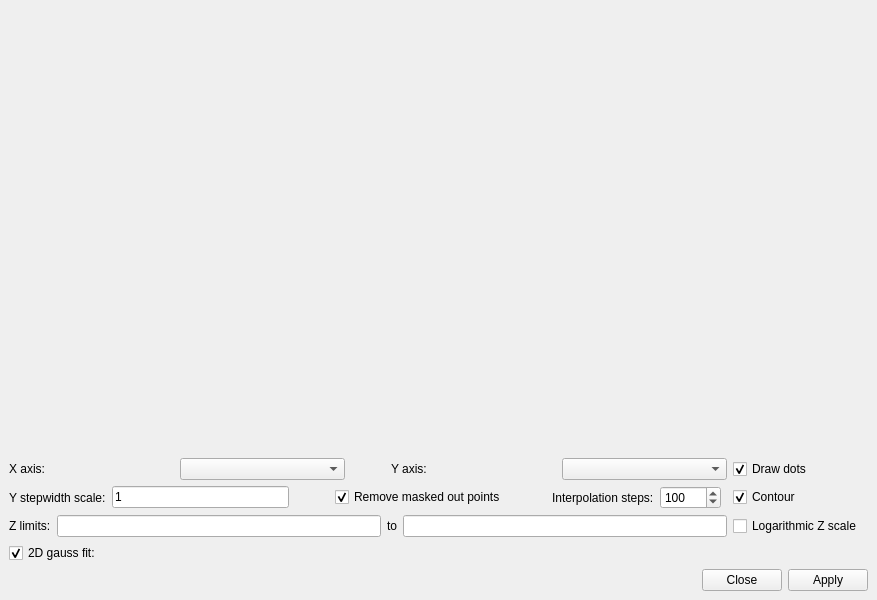
Before: the Qt Designer form ufit/gui/mapping.ui in McStasMcXtrace/ufit, drawn with Qt 5.
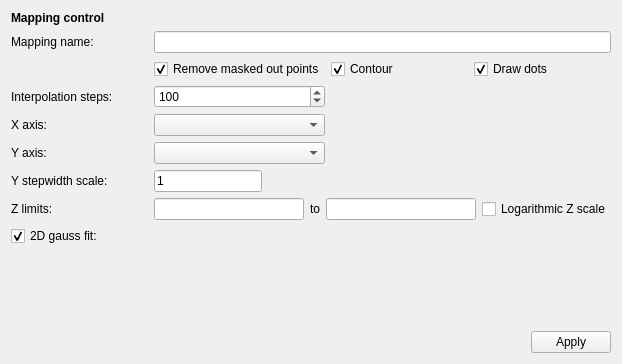
After: the same form once the commit is applied.

Commit message: Update save version to 2. Allow different types of panels in the list of "datasets", now "items". Add mappings inline and save them in the session.

Diff of the .ui file:
```diff
--- a/ufit/gui/mapping.ui
+++ b/ufit/gui/mapping.ui
@@ -1,117 +1,61 @@
 <?xml version="1.0" encoding="UTF-8"?>
 <ui version="4.0">
- <class>MainWindow</class>
- <widget class="QMainWindow" name="MainWindow">
+ <class>Widget</class>
+ <widget class="QWidget" name="Widget">
   <property name="geometry">
    <rect>
     <x>0</x>
     <y>0</y>
-    <width>877</width>
-    <height>600</height>
+    <width>622</width>
+    <height>364</height>
    </rect>
   </property>
   <property name="windowTitle">
    <string>ufit mapping</string>
   </property>
-  <widget class="QWidget" name="centralwidget">
+  <layout class="QVBoxLayout" name="verticalLayout">
+   <item>
    <layout class="QGridLayout" name="gridLayout">
-    <item row="0" column="0" colspan="4">
-     <widget class="QFrame" name="plotFrame">
+     <item row="3" column="0">
+      <widget class="QLabel" name="label_4">
+       <property name="text">
+        <string>Interpolation steps:</string>
+       </property>
+      </widget>
+     </item>
+     <item row="1" column="0">
+      <widget class="QLabel" name="label_7">
+       <property name="text">
+        <string>Mapping name:</string>
+       </property>
+      </widget>
+     </item>
+     <item row="8" column="0" colspan="2">
+      <widget class="QCheckBox" name="fitBox">
       <property name="sizePolicy">
-       <sizepolicy hsizetype="Preferred" vsizetype="Preferred">
+        <sizepolicy hsizetype="Fixed" vsizetype="Fixed">
         <horstretch>0</horstretch>
-        <verstretch>1</verstretch>
-       </sizepolicy>
-      </property>
-      <property name="frameShape">
-       <enum>QFrame::NoFrame</enum>
-      </property>
-      <property name="frameShadow">
-       <enum>QFrame::Plain</enum>
+         <verstretch>0</verstretch>
+        </sizepolicy>
+       </property>
+       <property name="text">
+        <string>2D gauss fit:</string>
+       </property>
+       <property name="checked">
+        <bool>true</bool>
       </property>
      </widget>
     </item>
-    <item row="5" column="0" colspan="4">
-     <widget class="QDialogButtonBox" name="buttonBox">
-      <property name="orientation">
-       <enum>Qt::Horizontal</enum>
-      </property>
-      <property name="standardButtons">
-       <set>QDialogButtonBox::Apply|QDialogButtonBox::Close</set>
-      </property>
-     </widget>
-    </item>
-    <item row="1" column="0" colspan="2">
-     <layout class="QHBoxLayout" name="horizontalLayout">
-      <item>
+     <item row="4" column="0">
        <widget class="QLabel" name="label">
         <property name="text">
          <string>X axis:</string>
         </property>
        </widget>
       </item>
-      <item>
-       <widget class="QComboBox" name="xaxisBox"/>
-      </item>
-      <item>
-       <spacer name="horizontalSpacer">
-        <property name="orientation">
-         <enum>Qt::Horizontal</enum>
-        </property>
-        <property name="sizeType">
-         <enum>QSizePolicy::Fixed</enum>
-        </property>
-        <property name="sizeHint" stdset="0">
-         <size>
-          <width>40</width>
-          <height>20</height>
-         </size>
-        </property>
-       </spacer>
-      </item>
-      <item>
-       <widget class="QLabel" name="label_2">
-        <property name="text">
-         <string>Y axis:</string>
-        </property>
-       </widget>
-      </item>
-      <item>
+     <item row="5" column="1">
        <widget class="QComboBox" name="yaxisBox"/>
       </item>
-     </layout>
-    </item>
-    <item row="3" column="0" colspan="2">
-     <layout class="QHBoxLayout" name="horizontalLayout_2">
-      <item>
-       <widget class="QLabel" name="label_5">
-        <property name="text">
-         <string>Z limits:</string>
-        </property>
-       </widget>
-      </item>
-      <item>
-       <widget class="QLineEdit" name="zminEdit"/>
-      </item>
-      <item>
-       <widget class="QLabel" name="label_6">
-        <property name="text">
-         <string>to</string>
-        </property>
-       </widget>
-      </item>
-      <item>
-       <widget class="QLineEdit" name="zmaxEdit"/>
-      </item>
-     </layout>
-    </item>
-    <item row="3" column="2">
-     <widget class="QCheckBox" name="logBox">
-      <property name="text">
-       <string>Logarithmic Z scale</string>
-      </property>
-     </widget>
-    </item>
     <item row="2" column="2">
      <widget class="QCheckBox" name="contourBox">
       <property name="text">
@@ -122,82 +66,30 @@
       </property>
      </widget>
     </item>
-    <item row="1" column="2">
-     <widget class="QCheckBox" name="dotsBox">
-      <property name="text">
-       <string>Draw dots</string>
-      </property>
-      <property name="checked">
-       <bool>true</bool>
-      </property>
-     </widget>
-    </item>
-    <item row="2" column="0">
-     <layout class="QHBoxLayout" name="horizontalLayout_3">
-      <item>
+     <item row="1" column="1" colspan="3">
+      <widget class="QLineEdit" name="titleBox"/>
+     </item>
+     <item row="6" column="0">
        <widget class="QLabel" name="label_3">
         <property name="text">
          <string>Y stepwidth scale:</string>
         </property>
        </widget>
       </item>
-      <item>
-       <widget class="QLineEdit" name="scaleEdit">
-        <property name="text">
-         <string>1</string>
-        </property>
-       </widget>
-      </item>
-      <item>
-       <spacer name="horizontalSpacer_3">
+     <item row="10" column="0" colspan="2">
+      <spacer name="verticalSpacer">
         <property name="orientation">
-         <enum>Qt::Horizontal</enum>
-        </property>
-        <property name="sizeType">
-         <enum>QSizePolicy::Fixed</enum>
-        </property>
+        <enum>Qt::Vertical</enum>
+       </property>
         <property name="sizeHint" stdset="0">
          <size>
-          <width>40</width>
-          <height>20</height>
+         <width>20</width>
+         <height>40</height>
          </size>
         </property>
        </spacer>
       </item>
-      <item>
-       <widget class="QCheckBox" name="usemaskBox">
-        <property name="text">
-         <string>Remove masked out points</string>
-        </property>
-        <property name="checked">
-         <bool>true</bool>
-        </property>
-       </widget>
-      </item>
-      <item>
-       <spacer name="horizontalSpacer_2">
-        <property name="orientation">
-         <enum>Qt::Horizontal</enum>
-        </property>
-        <property name="sizeType">
-         <enum>QSizePolicy::Fixed</enum>
-        </property>
-        <property name="sizeHint" stdset="0">
-         <size>
-          <width>40</width>
-          <height>20</height>
-         </size>
-        </property>
-       </spacer>
-      </item>
-      <item>
-       <widget class="QLabel" name="label_4">
-        <property name="text">
-         <string>Interpolation steps:</string>
-        </property>
-       </widget>
-      </item>
-      <item>
+     <item row="3" column="1">
        <widget class="QSpinBox" name="stepBox">
         <property name="minimum">
          <number>1</number>
@@ -210,63 +102,133 @@
         </property>
        </widget>
       </item>
-     </layout>
-    </item>
-    <item row="4" column="0">
-     <layout class="QHBoxLayout" name="horizontalLayout_4">
-      <item>
-       <widget class="QCheckBox" name="fitBox">
-        <property name="sizePolicy">
-         <sizepolicy hsizetype="Fixed" vsizetype="Fixed">
-          <horstretch>0</horstretch>
-          <verstretch>0</verstretch>
-         </sizepolicy>
-        </property>
-        <property name="text">
-         <string>2D gauss fit:</string>
-        </property>
-        <property name="checked">
-         <bool>true</bool>
-        </property>
-       </widget>
-      </item>
-      <item>
-       <spacer name="horizontalSpacer_5">
+     <item row="11" column="0" colspan="4">
+      <widget class="QDialogButtonBox" name="buttonBox">
         <property name="orientation">
          <enum>Qt::Horizontal</enum>
         </property>
-        <property name="sizeType">
-         <enum>QSizePolicy::Fixed</enum>
-        </property>
-        <property name="sizeHint" stdset="0">
-         <size>
-          <width>20</width>
-          <height>20</height>
-         </size>
-        </property>
-       </spacer>
-      </item>
-      <item>
+       <property name="standardButtons">
+        <set>QDialogButtonBox::Apply</set>
+       </property>
+      </widget>
+     </item>
+     <item row="9" column="0" colspan="4">
        <widget class="QLabel" name="fitParLbl">
         <property name="text">
          <string/>
         </property>
-       </widget>
-      </item>
-     </layout>
-    </item>
-   </layout>
-  </widget>
-  <widget class="QMenuBar" name="menubar">
-   <property name="geometry">
-    <rect>
-     <x>0</x>
-     <y>0</y>
-     <width>877</width>
+       <property name="wordWrap">
+        <bool>true</bool>
+       </property>
+      </widget>
+     </item>
+     <item row="4" column="1">
+      <widget class="QComboBox" name="xaxisBox"/>
+     </item>
+     <item row="5" column="0">
+      <widget class="QLabel" name="label_2">
+       <property name="text">
+        <string>Y axis:</string>
+       </property>
+      </widget>
+     </item>
+     <item row="2" column="3">
+      <widget class="QCheckBox" name="dotsBox">
+       <property name="text">
+        <string>Draw dots</string>
+       </property>
+       <property name="checked">
+        <bool>true</bool>
+       </property>
+      </widget>
+     </item>
+     <item row="0" column="0" colspan="2">
+      <widget class="QLabel" name="label_8">
+       <property name="font">
+        <font>
+         <weight>75</weight>
+         <bold>true</bold>
+        </font>
+       </property>
+       <property name="text">
+        <string>Mapping control</string>
+       </property>
+      </widget>
+     </item>
+     <item row="7" column="1" colspan="3">
+      <layout class="QHBoxLayout" name="horizontalLayout_2">
+       <item>
+        <widget class="QLineEdit" name="zminEdit"/>
+       </item>
+       <item>
+        <widget class="QLabel" name="label_6">
+         <property name="text">
+          <string>to</string>
+         </property>
+        </widget>
+       </item>
+       <item>
+        <widget class="QLineEdit" name="zmaxEdit"/>
+       </item>
+       <item>
+        <widget class="QCheckBox" name="logBox">
+         <property name="text">
+          <string>Logarithmic Z scale</string>
+         </property>
+        </widget>
+       </item>
+      </layout>
+     </item>
+     <item row="2" column="1">
+      <widget class="QCheckBox" name="usemaskBox">
+       <property name="text">
+        <string>Remove masked out points</string>
+       </property>
+       <property name="checked">
+        <bool>true</bool>
+       </property>
+      </widget>
+     </item>
+     <item row="7" column="0">
+      <widget class="QLabel" name="label_5">
+       <property name="text">
+        <string>Z limits:</string>
+       </property>
+      </widget>
+     </item>
+     <item row="6" column="1" colspan="2">
+      <layout class="QHBoxLayout" name="horizontalLayout">
+       <item>
+        <widget class="QLineEdit" name="scaleEdit">
+         <property name="sizePolicy">
+          <sizepolicy hsizetype="Fixed" vsizetype="Fixed">
+           <horstretch>0</horstretch>
+           <verstretch>0</verstretch>
+          </sizepolicy>
+         </property>
+         <property name="text">
+          <string>1</string>
+         </property>
+        </widget>
+       </item>
+       <item>
+        <spacer name="horizontalSpacer">
+         <property name="orientation">
+          <enum>Qt::Horizontal</enum>
+         </property>
+         <property name="sizeHint" stdset="0">
+          <size>
+           <width>40</width>
      <height>20</height>
-    </rect>
-   </property>
-  </widget>
+          </size>
+         </property>
+        </spacer>
+       </item>
+      </layout>
+     </item>
+    </layout>
+   </item>
+  </layout>
  </widget>
  <tabstops>
   <tabstop>xaxisBox</tabstop>
```
Left out of the diff: 10 changed lines with no effect on the pictures. Lines whose indentation alone changed are shown as unchanged. The commit also changes 9 other files.
